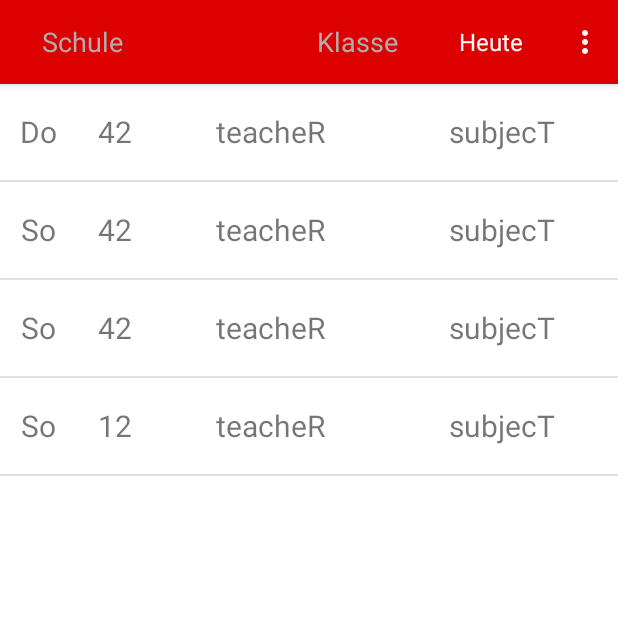
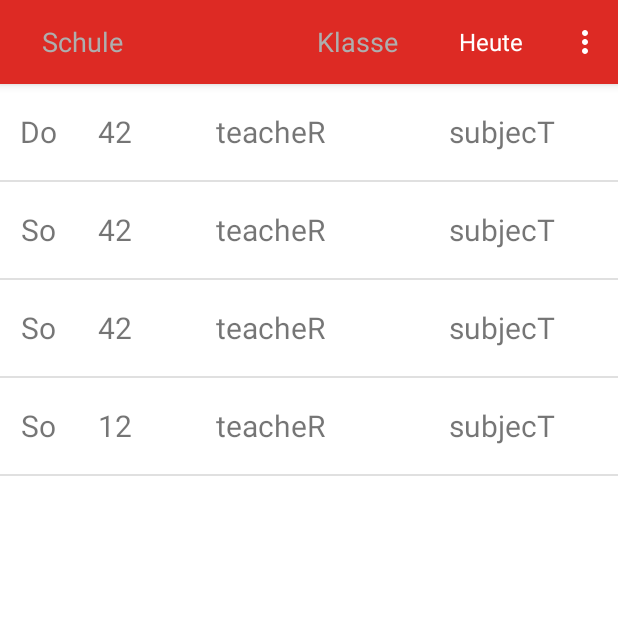
Before and after one commit to JBatzill/STPlan, an Android app: the screen it shows after launch (Main_Activity), on a phone screen of 412 x 824 dp, the top half of it. Run offline under Robolectric (Android 15) with nearby library versions, the phone set to English and light mode, and no system bars.

Commit message:
changed colors a bit.

```diff
--- a/client/android_app/Vertretungsplan/app/src/main/res/values/colors.xml
+++ b/client/android_app/Vertretungsplan/app/src/main/res/values/colors.xml
@@ -1,9 +1,9 @@
 <?xml version="1.0" encoding="utf-8"?>
 <resources>
 
-    <color name="ColorPrimaryBright">#ffff413e</color>
-    <color name="ColorPrimary">#dd0000</color>
-    <color name="ColorPrimaryDark">#bb0000</color>
+    <color name="ColorPrimaryBright">#fff43f36</color>
+    <color name="ColorPrimary">#ffdd2a24</color>
+    <color name="ColorPrimaryDark">#ffbf2721</color>
     <color name="TextColorPrimary">#ffffff</color>
 
     <color name="LightGray">#ffaeaeae</color>
```
